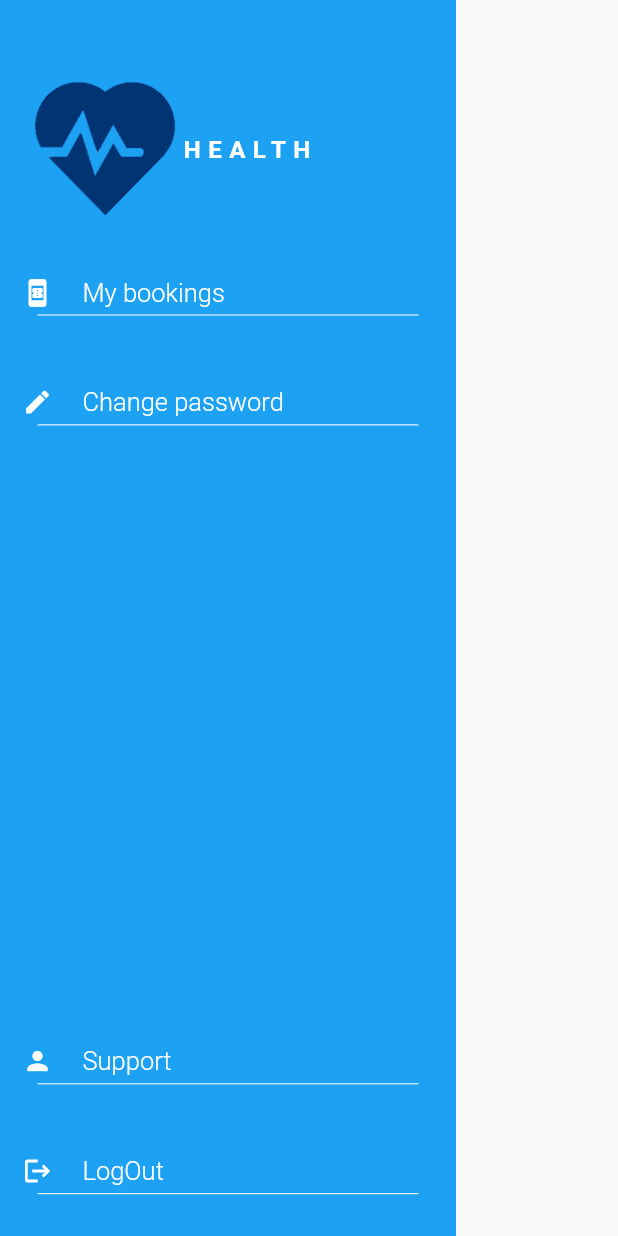
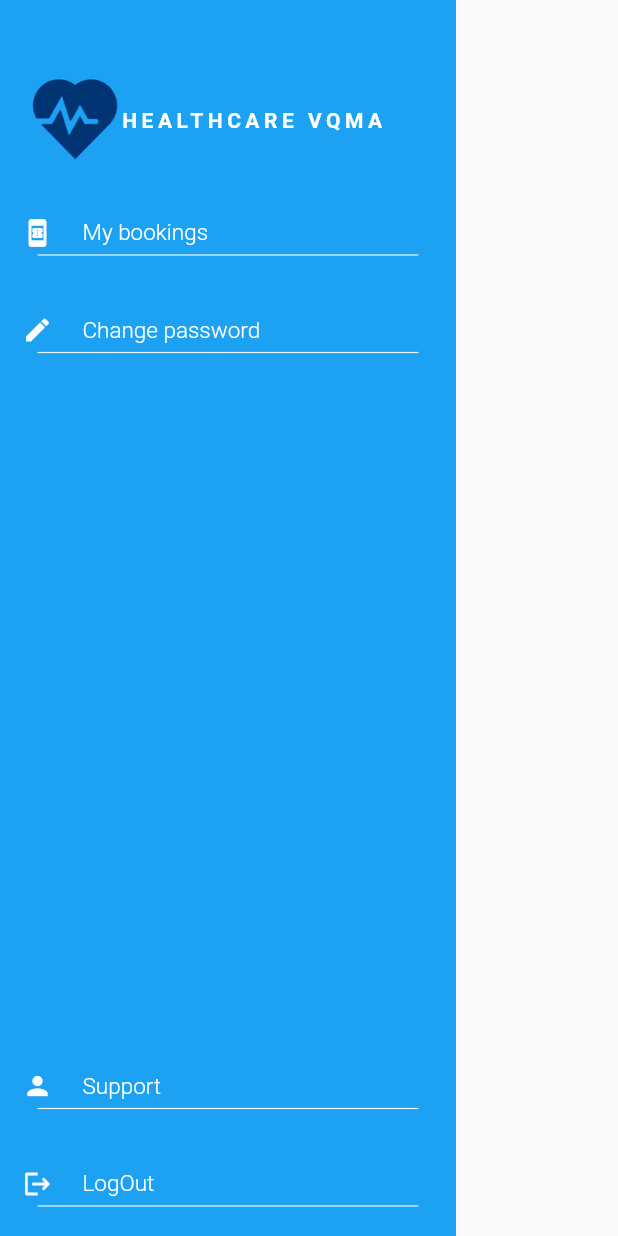
Before and after one commit to sashad97/medical_appointment, a Flutter app: the SideNavpage widget shown alone on an empty page, opened directly, on a phone screen of 412 x 824 dp. Run offline on Flutter 3.47's test engine with Material 2 defaults, Android fonts, the phone set to English and light mode, and no system bars; our stand-ins replace animated_splash_screen, another_flushbar, cloud_firestore, connectivity, firebase_auth, firebase_core and 9 more; missing offline and left inert: ars_progress_dialog; accounts and stored records are empty.

Commit message:
new update

```diff
--- a/lib/core/services/auth_service.dart
+++ b/lib/core/services/auth_service.dart
@@ -1,5 +1,4 @@
 import 'package:cloud_firestore/cloud_firestore.dart';
-// ignore: import_of_legacy_library_into_null_safe
 import 'package:firebase_auth/firebase_auth.dart';
 import 'package:health/utils/constants/helpers.dart';
 import 'package:health/utils/constants/locator.dart';
--- a/lib/utils/constants/textstyle.dart
+++ b/lib/utils/constants/textstyle.dart
@@ -22,10 +22,10 @@ final appBartextStyle = TextStyle(
 );
 
 final titletextStyle = TextStyle(
-  fontSize: 20,
+  fontSize: 18,
   color: AppColors.primaryColor,
   fontWeight: FontWeight.bold,
-  letterSpacing: 5,
+  letterSpacing: 3,
   fontFamily: 'Caros',
 );
 
--- a/lib/view/booking_form/booking_form.dart
+++ b/lib/view/booking_form/booking_form.dart
@@ -50,7 +50,7 @@ class _BookingFormState extends State<BookingForm> {
                 Padding(
                   padding: const EdgeInsets.symmetric(horizontal: 30),
                   child: DropdownWidget(
-                      hint: 'select importance',
+                      hint: 'select priority',
                       selectedItem: model.importance,
                       items: model.impt.map((String value) {
                         return new DropdownMenuItem<String>(
--- a/lib/view/booking_form/booking_form_vm.dart
+++ b/lib/view/booking_form/booking_form_vm.dart
@@ -103,7 +103,7 @@ class BookingFormVm extends BaseModel {
           }
         } else {
           var data = await _firestoreService.getAllCBk();
-          if (data.docs.length < 5) {
+          if (data.docs.length < 10) {
             var n = data.docs.length;
             print('length is $n');
             //calculate Queue Status
--- a/lib/view/booking_history/booking_history.dart
+++ b/lib/view/booking_history/booking_history.dart
@@ -143,7 +143,7 @@ class _BookingHistoryState extends State<BookingHistory>
                                 print(data["dateTime"].toString());
                                 return new CustomHistoryTile(
                                   arrivalStatus: data["arrivalStatus"],
-                                  importance: data["importance"],
+                                  importance: data["priority"],
                                   purpose: data["purpose"],
                                   isApproved: true,
                                   docId: id,
@@ -198,7 +198,7 @@ class _BookingHistoryState extends State<BookingHistory>
                                 var id = snapshot.data.docs[i].id;
                                 return new CustomHistoryTile(
                                   arrivalStatus: data["arrivalStatus"],
-                                  importance: data["importance"],
+                                  importance: data["priority"],
                                   purpose: data["purpose"],
                                   isApproved: false,
                                   isCritical: widget.isCritical,
--- a/lib/view/sideNav/sideNav.dart
+++ b/lib/view/sideNav/sideNav.dart
@@ -29,18 +29,18 @@ class SideNavpage extends StatelessWidget {
                             Container(
                               margin: EdgeInsets.only(left: 20),
                               alignment: Alignment.center,
-                              height: 100,
-                              width: 100,
+                              height: 60,
+                              width: 60,
                               decoration: BoxDecoration(
                                   image: DecorationImage(
                                       image:
                                           AssetImage('asset/images/health.png'),
                                       fit: BoxFit.fill)),
                             ),
-                            Text('HEALTH',
+                            Text('HEALTHCARE VQMA',
                                 style: TextStyle(
-                                    fontSize: 16,
-                                    letterSpacing: 5,
+                                    fontSize: 14,
+                                    letterSpacing: 3,
                                     fontWeight: FontWeight.bold,
                                     color: AppColors.white))
                           ],
--- a/lib/view/splashscreens/splashscreen_view.dart
+++ b/lib/view/splashscreens/splashscreen_view.dart
@@ -37,12 +37,12 @@ class SplashscreenView extends StatelessWidget {
                                 fit: BoxFit.fill)),
                       ),
                       Text(
-                        'HEALTH',
+                        'HEALTHCARE VQMA',
                         style: TextStyle(
                             color: AppColors.white,
-                            fontSize: 20,
+                            fontSize: 18,
                             fontWeight: FontWeight.bold,
-                            letterSpacing: 5),
+                            letterSpacing: 3),
                       ),
                     ],
                   ),
--- a/lib/view/view_more_info/view_more_info.dart
+++ b/lib/view/view_more_info/view_more_info.dart
@@ -57,7 +57,7 @@ class _FullBookingDetailsState extends State<FullBookingDetails> {
                   child: Column(
                     children: [
                       customYMargin(20),
-                      container(title: "Importance", info: data["importance"]),
+                      container(title: "Priority", info: data["priority"]),
                       customYMargin(10),
                       container(title: "Purpose", info: data["purpose"]),
                       customYMargin(10),
@@ -108,7 +108,7 @@ class _FullBookingDetailsState extends State<FullBookingDetails> {
                                   context: context,
                                   isCritical: widget.isCritical,
                                   purpose: data["purpose"],
-                                  importance: data["purpose"],
+                                  importance: data["priority"],
                                   documentId: widget.docId);
                             }
                           }),
--- a/lib/view/view_more_info/view_morre_info_vm.dart
+++ b/lib/view/view_more_info/view_morre_info_vm.dart
@@ -72,7 +72,7 @@ class ViewMoreInfoVm extends BaseModel {
           }
         } else {
           var data = await _firestoreService.getAllCBk();
-          if (data.docs.length < 5) {
+          if (data.docs.length < 10) {
             var n = data.docs.length;
             //calculate Queue Status
             var qS = (sT2 * n * a2) + (r2 * a1);
--- a/lib/view/widget/menuitem.dart
+++ b/lib/view/widget/menuitem.dart
@@ -1,5 +1,6 @@
 import 'package:flutter/material.dart';
 import 'package:health/utils/constants/colors.dart';
+import 'package:health/utils/constants/helpers.dart';
 import 'package:health/utils/constants/screensize.dart';
 
 class MenuItem extends StatelessWidget {
@@ -30,7 +31,7 @@ class MenuItem extends StatelessWidget {
                     title,
                     style: TextStyle(
                         fontWeight: FontWeight.w300,
-                        fontSize: 17,
+                        fontSize: 15,
                         color: AppColors.white),
                   ),
                 ],
@@ -42,9 +43,6 @@ class MenuItem extends StatelessWidget {
                 indent: 10,
                 endIndent: 10,
               ),
-              SizedBox(
-                height: Responsive.sizeboxheight(context) * 0.5,
-              ),
             ],
           ),
         ));
--- a/pubspec.yaml
+++ b/pubspec.yaml
@@ -35,7 +35,7 @@ dependencies:
   provider_architecture:
   google_fonts:
   firebase_core :
-  firebase_auth:
+  firebase_auth: ^3.1.1
   cloud_firestore:
   flutter_spinkit:
   cupertino_icons:
```
Also changed, not shown: lib/core/services/firestoreServices.dart (+16 -10 lines), lib/view/homepage/homepage.dart (+6 -6 lines), pubspec.lock, 3 other files.
